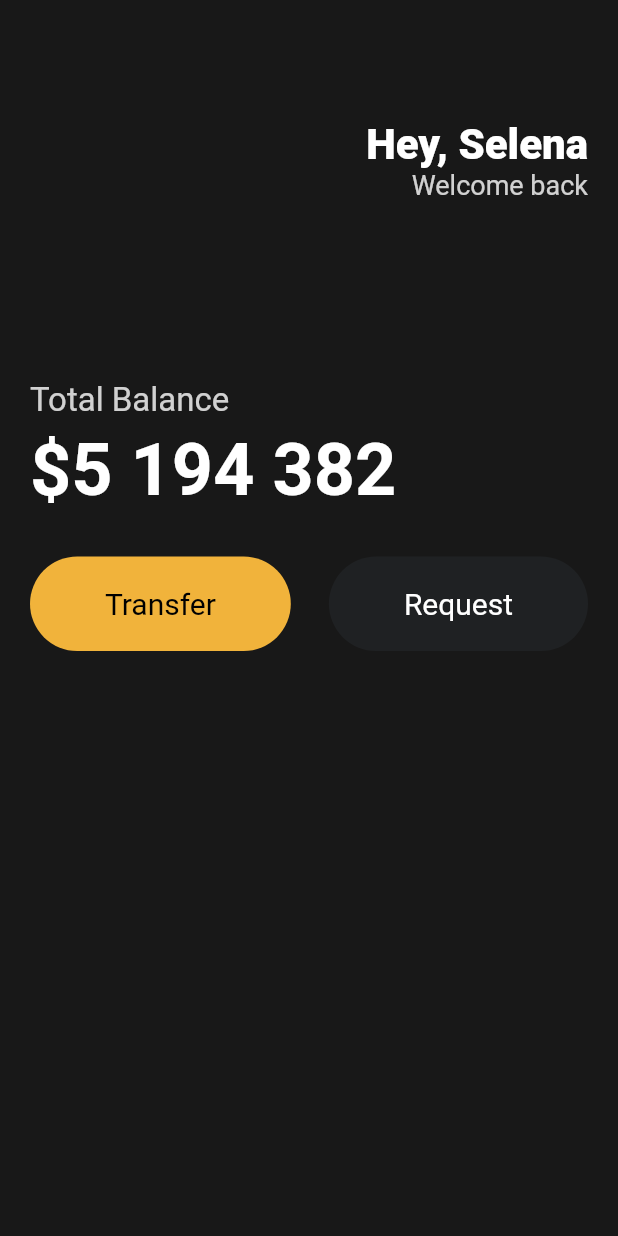
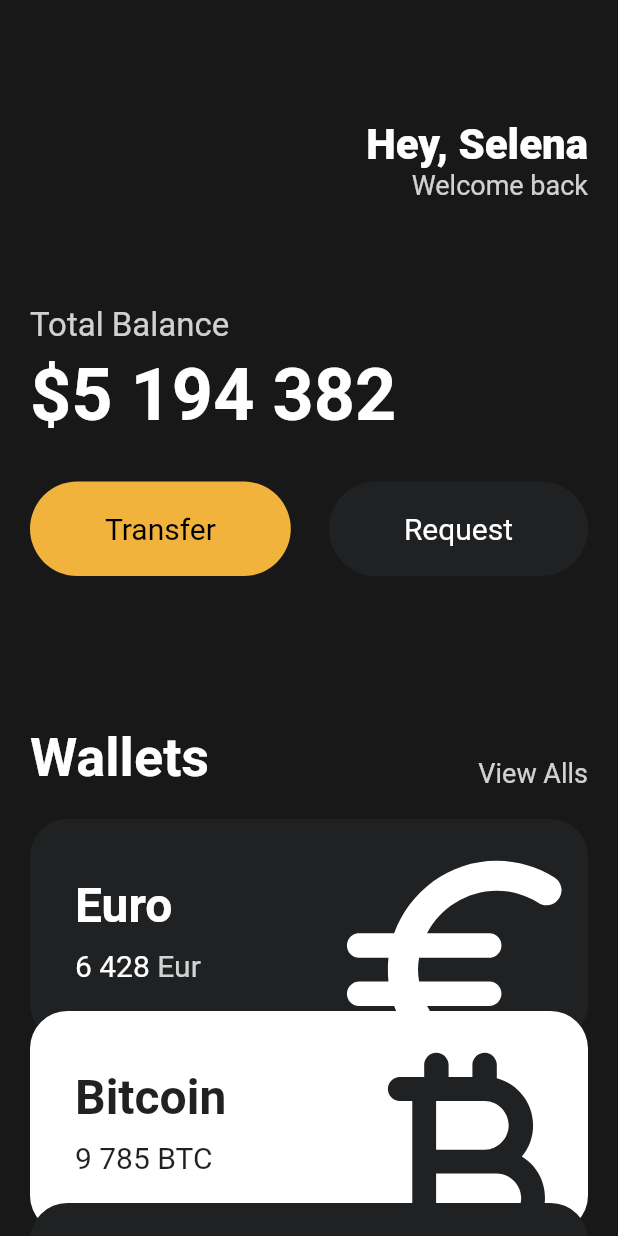
Before and after one commit to go-coding1/FlutterStudy, a Flutter app: the screen it shows after launch, on a phone screen of 412 x 824 dp. Run offline on Flutter 3.47's test engine with Material 2 defaults, Android fonts, the phone set to English and light mode, and no system bars.

Commit message:
finsish 3강

```diff
--- a/toonflix/lib/main.dart
+++ b/toonflix/lib/main.dart
@@ -1,5 +1,6 @@
 import 'package:flutter/material.dart';
 import 'package:toonflix/widgets/button.dart';
+import 'package:toonflix/widgets/currency_card.dart';
 
 void main() {
   runApp(const App());
@@ -13,7 +14,8 @@ class App extends StatelessWidget {
     return MaterialApp(
       home: Scaffold(
         backgroundColor: const Color(0xFF181818),
-        body: Padding(
+        body: SingleChildScrollView(
+          child: Padding(
             padding: const EdgeInsets.symmetric(horizontal: 20),
             child: Column(
               crossAxisAlignment: CrossAxisAlignment.start,
@@ -43,7 +45,7 @@ class App extends StatelessWidget {
                   ],
                 ),
                 const SizedBox(
-                height: 120,
+                  height: 70,
                 ),
                 Text(
                   'Total Balance',
@@ -81,7 +83,62 @@ class App extends StatelessWidget {
                     ),
                   ],
                 ),
+                const SizedBox(
+                  height: 100,
+                ),
+                Row(
+                  crossAxisAlignment: CrossAxisAlignment.end,
+                  mainAxisAlignment: MainAxisAlignment.spaceBetween,
+                  children: [
+                    const Text(
+                      'Wallets',
+                      style: TextStyle(
+                        color: Colors.white,
+                        fontSize: 36,
+                        fontWeight: FontWeight.w600,
+                      ),
+                    ),
+                    Text(
+                      'View Alls',
+                      style: TextStyle(
+                        color: Colors.white.withOpacity(0.8),
+                        fontSize: 18,
+                      ),
+                    ),
                   ],
+                ),
+                const SizedBox(
+                  height: 20,
+                ),
+                const CurrencyCard(
+                  name: 'Euro',
+                  code: 'Eur',
+                  amount: '6 428',
+                  icon: Icons.euro_rounded,
+                  isInverted: false,
+                ),
+                Transform.translate(
+                  offset: const Offset(0, -20),
+                  child: const CurrencyCard(
+                    name: 'Bitcoin',
+                    code: 'BTC',
+                    amount: '9 785',
+                    icon: Icons.currency_bitcoin_rounded,
+                    isInverted: true,
+                  ),
+                ),
+                Transform.translate(
+                  offset: const Offset(0, -40),
+                  child: const CurrencyCard(
+                    name: 'Dollar',
+                    code: 'USD',
+                    amount: '485',
+                    icon: Icons.attach_money_outlined,
+                    isInverted: false,
+                  ),
+                ),
+              ],
+            ),
           ),
         ),
       ),
--- /dev/null
+++ b/toonflix/lib/widgets/currency_card.dart
@@ -0,0 +1,87 @@
+import 'package:flutter/material.dart';
+
+class CurrencyCard extends StatelessWidget {
+  final String name, code, amount;
+  final IconData icon;
+  final bool isInverted;
+
+  final _blackColor = const Color(0xFF1F2123);
+
+  const CurrencyCard({
+    super.key,
+    required this.name,
+    required this.code,
+    required this.amount,
+    required this.icon,
+    required this.isInverted,
+  });
+
+  @override
+  Widget build(BuildContext context) {
+    return Container(
+      clipBehavior: Clip.hardEdge,
+      decoration: BoxDecoration(
+        color: isInverted ? Colors.white : _blackColor,
+        borderRadius: BorderRadius.circular(25),
+      ),
+      child: Padding(
+        padding: const EdgeInsets.all(30),
+        child: Row(
+          mainAxisAlignment: MainAxisAlignment.spaceBetween,
+          children: [
+            Column(
+              crossAxisAlignment: CrossAxisAlignment.start,
+              children: [
+                Text(
+                  name,
+                  style: TextStyle(
+                    color: isInverted ? _blackColor : Colors.white,
+                    fontSize: 32,
+                    fontWeight: FontWeight.w600,
+                  ),
+                ),
+                const SizedBox(
+                  height: 10,
+                ),
+                Row(
+                  children: [
+                    Text(
+                      amount,
+                      style: TextStyle(
+                        color: isInverted ? _blackColor : Colors.white,
+                        fontSize: 20,
+                      ),
+                    ),
+                    const SizedBox(
+                      width: 5,
+                    ),
+                    Text(
+                      code,
+                      style: TextStyle(
+                        color: isInverted
+                            ? _blackColor
+                            : Colors.white.withOpacity(0.8),
+                        fontSize: 20,
+                      ),
+                    ),
+                  ],
+                ),
+              ],
+            ),
+            Transform.scale(
+              scale: 2.2,
+              child: Transform.translate(
+                offset: const Offset(-5, 12),
+                child: Icon(
+                  icon,
+                  color: isInverted ? _blackColor : Colors.white,
+                  size: 88,
+                ),
+              ),
+            )
+          ],
+        ),
+      ),
+    );
+  }
+}
```
Lines whose indentation alone changed are shown as unchanged.
